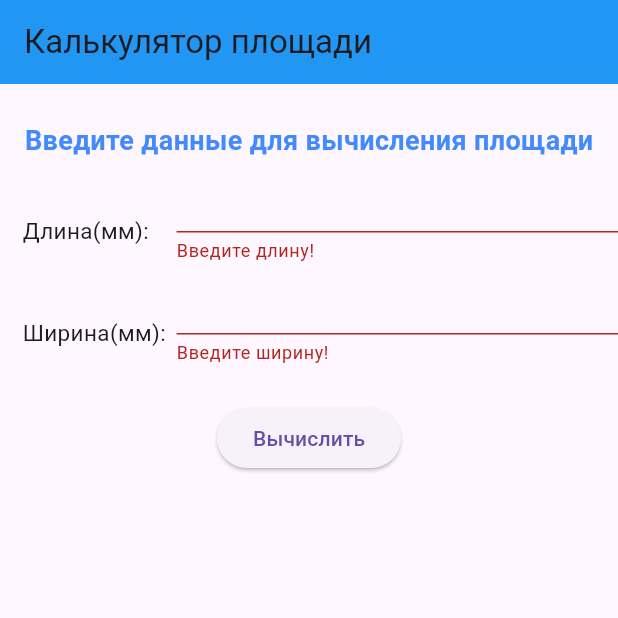
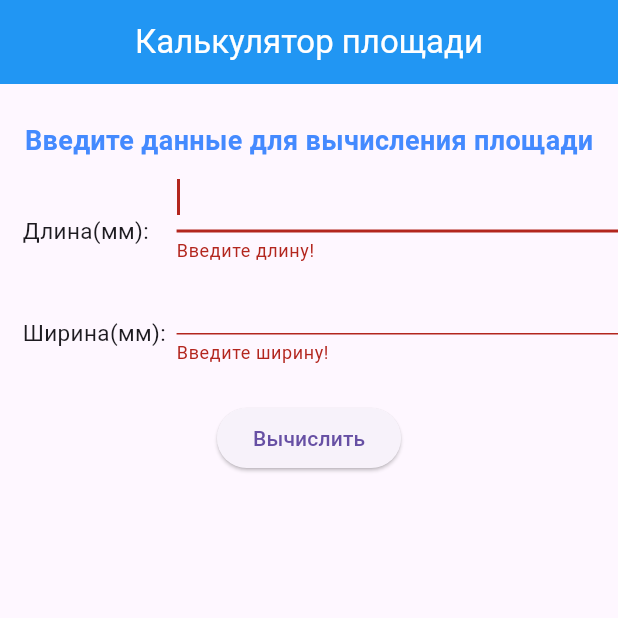
Before and after one commit to DonZskoy/mobileDevs, a Flutter app: the screen it shows after launch, after a tap on "Вычислить", on a phone screen of 412 x 824 dp, the top half of it. Run offline on Flutter 3.47's test engine with Material 3 defaults, Android fonts, the phone set to English and light mode, and no system bars.

Commit message:
full version

```diff
--- a/l6proj/lib/main.dart
+++ b/l6proj/lib/main.dart
@@ -12,7 +12,10 @@ class MyApp extends StatelessWidget {
       title: 'l6proj',
       home: Scaffold(
         appBar: AppBar(
-          title: const Text('Калькулятор площади'),
+          centerTitle: true,
+          title: const Text('Калькулятор площади',
+            style: TextStyle(
+                color: Colors.white),),
           backgroundColor: Colors.blue,
         ),
         body: const MyForm(),
@@ -34,8 +37,8 @@ class MyFormState extends State<MyForm> {
   final _formKey = GlobalKey<FormState>();
 
   String _width = '';
-  String _height = '';
-  int _area = 0;
+  String _length = '';
+  int _area = 1;
   String text = '';
 
   @override
@@ -70,6 +73,7 @@ class MyFormState extends State<MyForm> {
 
                         child:
                         TextFormField(
+                              autofocus: true,
                               validator: (value) {
                                 if (value == null || value.isEmpty) {
                                   return 'Введите длину!';
@@ -100,7 +104,7 @@ class MyFormState extends State<MyForm> {
                           if (value == null || value.isEmpty) {
                             return 'Введите ширину!';
                           }
-                          _height = value;
+                          _length = value;
                           return null;
                         },
                       ),
@@ -113,8 +117,8 @@ class MyFormState extends State<MyForm> {
                     onPressed: () {
                       if (_formKey.currentState!.validate()) {
                         setState(() {
-                          _area = int.parse(_width) * int.parse(_height);
-                          text = 'S = $_width * $_height = $_area';
+                          _area = int.parse(_width) * int.parse(_length);
+                          text = 'S = $_width * $_length = $_area';
                           }
                         );
                       }
@@ -122,7 +126,15 @@ class MyFormState extends State<MyForm> {
                     child: const Text('Вычислить'),
                 ),
               ),
-              Text(_area == null ? 'задайте параметры' : text, style: const TextStyle(fontSize: 30),)
+                Padding(padding: const EdgeInsets.only(left: 15),
+                  child:
+                    Text(_area == 0 ? 'Задайте параметры' : text,
+                      style: const TextStyle(
+                          fontSize: 30,
+                          color: Colors.lightBlue
+                      ),
+                    )
+                )
             ],
           ),
     );
```
